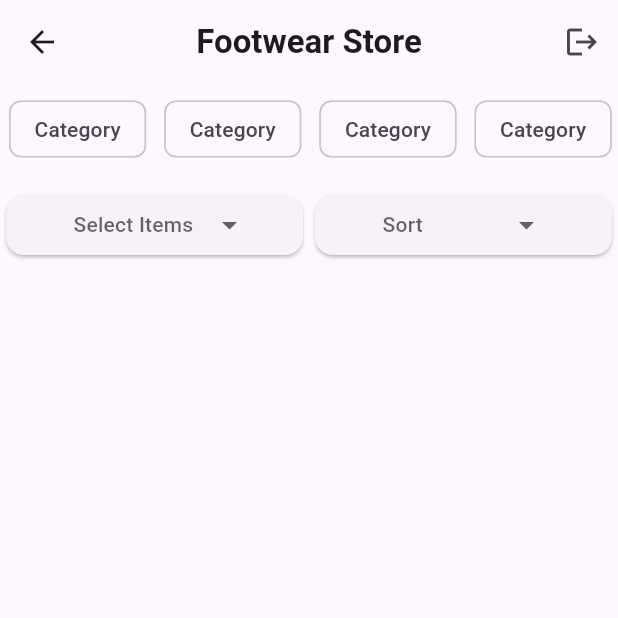
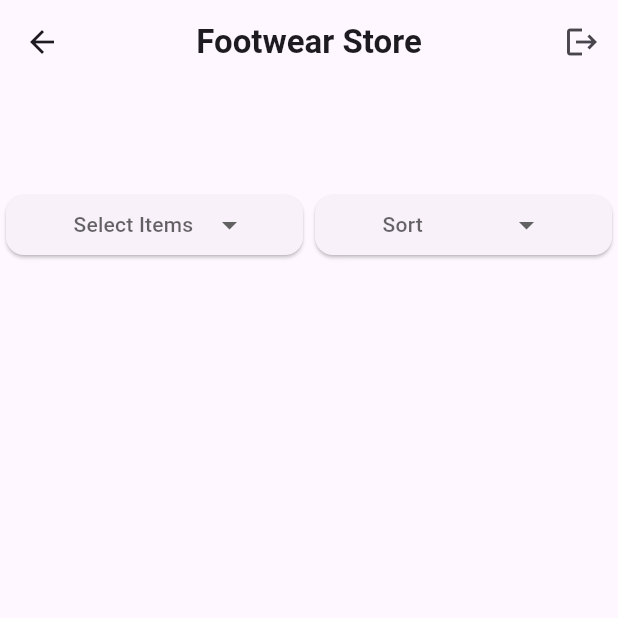
Before and after one commit to LivingstonTardzenyuy/Flutter-Projects, a Flutter app: the ProductPage screen opened directly, on a phone screen of 412 x 824 dp, the top half of it. Run offline on Flutter 3.47's test engine with Material 3 defaults, Android fonts, the phone set to English and light mode, and no system bars; drawn by our look-alikes of dropdown_button2; our stand-ins replace cloud_firestore, firebase_auth, firebase_core, font_awesome_flutter, get, get_storage and 2 more; missing offline and left inert: flutter_pdfview, otp_text_field_v2; accounts and stored records are empty.

Commit message:
worked on cate

```diff
--- a/footclient/lib/controller/home_controller.dart
+++ b/footclient/lib/controller/home_controller.dart
@@ -77,7 +77,6 @@ class HomeController extends GetxController {
             ProductCategory.fromJson(doc.data() as Map<String, dynamic>)).toList();
         productCategories.clear();
         productCategories.assignAll(retrievedCategory);
-        Get.snackbar('Success', 'Category fetch successfully', colorText: Colors.green);
         update();
       });
     } catch(e) {
--- a/footclient/lib/pages/product_page.dart
+++ b/footclient/lib/pages/product_page.dart
@@ -47,13 +47,13 @@ class ProductPage extends StatelessWidget {
                 SizedBox(
                   height: 50,
                   child: ListView.builder(
-                    itemCount: 15,
+                    itemCount: controller.productCategories.length,
                     scrollDirection: Axis.horizontal,
                     itemBuilder: (context, index) {
                       return Padding(
                         padding: const EdgeInsets.only(left: 6, right: 6, top: 10),
                         child: Chip(
-                          label: Text('Category'),
+                          label: Text(controller.productCategories[index].name ?? 'Error'),
                         ),
                       );
                     },
```
